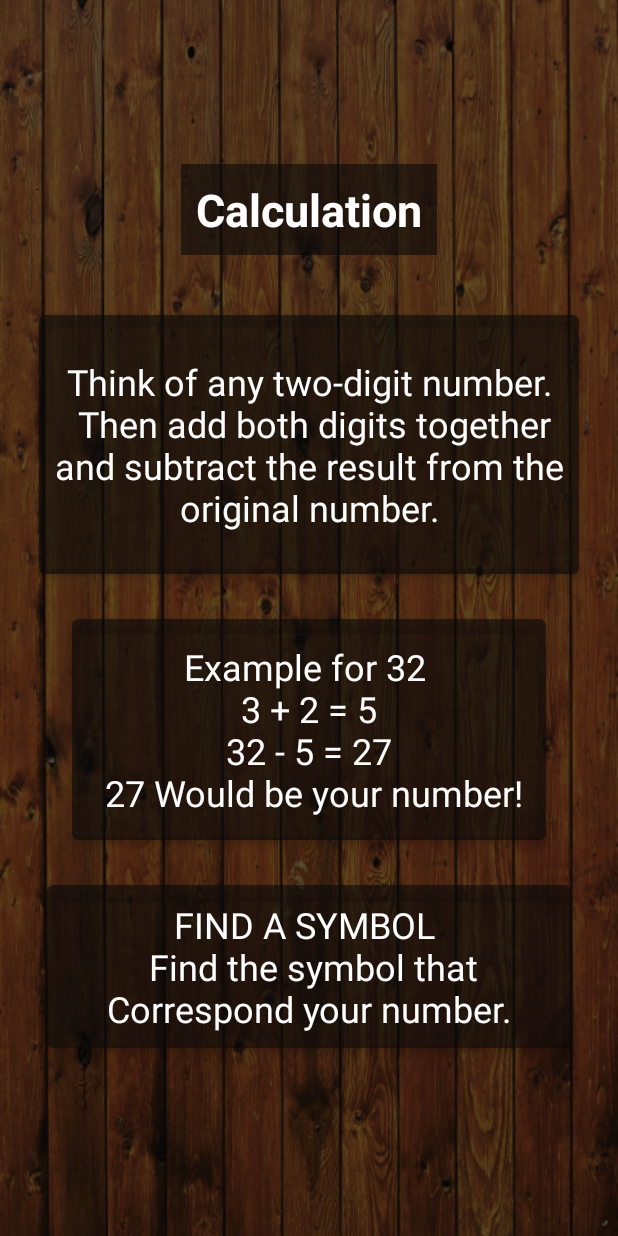
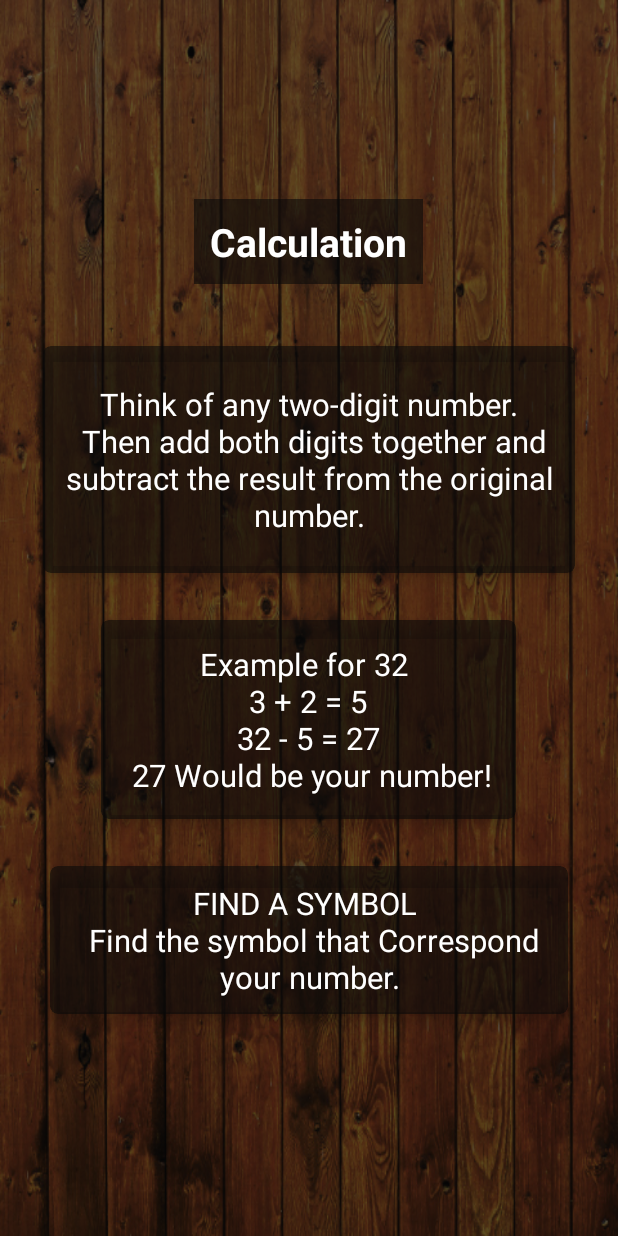
Before and after one commit to ifahimkhan/MindReading, an Android app: the layout activity_question.xml on its own in the app's theme, with its tools: preview values and no code run, on a phone screen of 412 x 824 dp. Run offline under Robolectric (Android 15) with nearby library versions, the phone set to English and light mode, and no system bars.

```diff
--- a/app/src/main/AndroidManifest.xml
+++ b/app/src/main/AndroidManifest.xml
@@ -1,6 +1,5 @@
 <?xml version="1.0" encoding="utf-8"?>
-<manifest xmlns:android="http://schemas.android.com/apk/res/android"
-    package="ml.fahimkhan.myapplication">
+<manifest xmlns:android="http://schemas.android.com/apk/res/android">
 
     <application
         android:allowBackup="true"
@@ -9,7 +8,7 @@
         android:roundIcon="@drawable/mindreader"
         android:supportsRtl="true"
         android:theme="@style/AppTheme">
-        <activity android:name=".SplashScreen">
+        <activity android:name=".SplashScreen" android:exported="true">
             <intent-filter>
                 <action android:name="android.intent.action.MAIN" />
 
--- a/app/src/main/java/ml/fahimkhan/myapplication/AnswerActivity.java
+++ b/app/src/main/java/ml/fahimkhan/myapplication/AnswerActivity.java
@@ -2,7 +2,7 @@ package ml.fahimkhan.myapplication;
 
 import android.os.Bundle;
 import android.os.Handler;
-import android.support.v7.app.AppCompatActivity;
+import androidx.appcompat.app.AppCompatActivity;
 import android.view.Menu;
 import android.view.MenuItem;
 import android.view.View;
--- a/app/src/main/java/ml/fahimkhan/myapplication/GreenAdapter.java
+++ b/app/src/main/java/ml/fahimkhan/myapplication/GreenAdapter.java
@@ -17,7 +17,7 @@ package ml.fahimkhan.myapplication;
 
 import android.app.Dialog;
 import android.content.Context;
-import android.support.v7.widget.RecyclerView;
+import androidx.recyclerview.widget.RecyclerView;
 import android.util.Log;
 import android.view.LayoutInflater;
 import android.view.View;
--- a/app/src/main/java/ml/fahimkhan/myapplication/QuestionActivity.java
+++ b/app/src/main/java/ml/fahimkhan/myapplication/QuestionActivity.java
@@ -4,9 +4,9 @@ import android.content.DialogInterface;
 import android.content.Intent;
 import android.os.Bundle;
 import android.os.Handler;
-import android.support.v7.app.AlertDialog;
-import android.support.v7.app.AppCompatActivity;
-import android.support.v7.widget.CardView;
+import androidx.appcompat.app.AlertDialog;
+import androidx.appcompat.app.AppCompatActivity;
+import androidx.cardview.widget.CardView;
 import android.view.Menu;
 import android.view.MenuItem;
 import android.view.animation.Animation;
--- a/app/src/main/java/ml/fahimkhan/myapplication/SplashScreen.java
+++ b/app/src/main/java/ml/fahimkhan/myapplication/SplashScreen.java
@@ -2,7 +2,7 @@ package ml.fahimkhan.myapplication;
 
 import android.content.Intent;
 import android.os.Bundle;
-import android.support.v7.app.AppCompatActivity;
+import androidx.appcompat.app.AppCompatActivity;
 import android.view.View;
 import android.view.animation.Animation;
 import android.view.animation.AnimationUtils;
--- a/app/src/main/res/layout/activity_question.xml
+++ b/app/src/main/res/layout/activity_question.xml
@@ -1,8 +1,9 @@
 <?xml version="1.0" encoding="utf-8"?>
-<RelativeLayout xmlns:android="http://schemas.android.com/apk/res/android"
+<ScrollView xmlns:android="http://schemas.android.com/apk/res/android"
     xmlns:app="http://schemas.android.com/apk/res-auto"
     android:layout_width="match_parent"
     android:layout_height="match_parent"
+    android:fillViewport="true"
     android:background="@mipmap/wood">
 
     <RelativeLayout
@@ -11,7 +12,7 @@
         android:background="@color/blackTransparent">
 
         <RelativeLayout
-            android:padding="16dp"
+            android:padding="@dimen/_14sdp"
             android:layout_width="match_parent"
             android:layout_height="wrap_content"
             android:layout_centerInParent="true">
@@ -22,27 +23,27 @@
                 android:layout_height="wrap_content"
                 android:layout_alignParentTop="true"
                 android:layout_centerHorizontal="true"
-                android:layout_marginBottom="20dp"
+                android:layout_marginBottom="@dimen/_16sdp"
                 android:background="@color/blackTransparent"
-                android:padding="10dp"
+                android:padding="@dimen/_8sdp"
                 android:text="Calculation"
                 android:textColor="@color/white"
-                android:textSize="30sp"
+                android:textSize="@dimen/_20sdp"
                 android:textStyle="bold" />
 
-            <android.support.v7.widget.CardView
+            <androidx.cardview.widget.CardView
                 android:id="@+id/txt2"
                 android:layout_width="match_parent"
                 android:layout_height="wrap_content"
                 android:layout_below="@+id/textView"
                 android:layout_centerHorizontal="true"
-                android:layout_marginStart="10dp"
-                android:layout_marginTop="20dp"
-                android:layout_marginEnd="10dp"
-                android:layout_marginBottom="10dp"
+                android:layout_marginStart="@dimen/_8sdp"
+                android:layout_marginTop="@dimen/_16sdp"
+                android:layout_marginEnd="@dimen/_8sdp"
+                android:layout_marginBottom="@dimen/_8sdp"
                 app:cardBackgroundColor="@color/blackTransparent"
-                app:cardCornerRadius="4dp"
-                app:cardElevation="4dp">
+                app:cardCornerRadius="@dimen/_4sdp"
+                app:cardElevation="@dimen/_4sdp">
 
                 <TextView
                     android:id="@+id/textView2"
@@ -54,22 +55,22 @@
                     android:text="\nThink of any two-digit number.\n Then add both digits together and subtract the result from the original number.\n"
                     android:textAlignment="center"
                     android:textColor="@color/white"
-                    android:textSize="24sp" />
-            </android.support.v7.widget.CardView>
+                    android:textSize="@dimen/_16sdp" />
+            </androidx.cardview.widget.CardView>
 
-            <android.support.v7.widget.CardView
+            <androidx.cardview.widget.CardView
                 android:id="@+id/cardtxt3"
                 android:layout_width="wrap_content"
                 android:layout_height="wrap_content"
                 android:layout_below="@+id/txt2"
                 android:layout_centerHorizontal="true"
-                android:layout_marginStart="10dp"
-                android:layout_marginTop="20dp"
-                android:layout_marginEnd="10dp"
-                android:layout_marginBottom="10dp"
+                android:layout_marginStart="@dimen/_8sdp"
+                android:layout_marginTop="@dimen/_16sdp"
+                android:layout_marginEnd="@dimen/_8sdp"
+                android:layout_marginBottom="@dimen/_8sdp"
                 app:cardBackgroundColor="@color/blackTransparent"
-                app:cardCornerRadius="4dp"
-                app:cardElevation="4dp">
+                app:cardCornerRadius="@dimen/_4sdp"
+                app:cardElevation="@dimen/_4sdp">
 
                 <TextView
 
@@ -78,26 +79,26 @@
                     android:layout_height="wrap_content"
                     android:layout_below="@+id/txt2"
                     android:layout_centerHorizontal="true"
-                    android:padding="15dp"
+                    android:padding="@dimen/_12sdp"
                     android:text="Example for 32 \n 3 + 2 = 5 \n 32 - 5 = 27 \n 27 Would be your number!"
                     android:textAlignment="center"
                     android:textColor="@color/white"
-                    android:textSize="24sp" />
-            </android.support.v7.widget.CardView>
+                    android:textSize="@dimen/_16sdp" />
+            </androidx.cardview.widget.CardView>
 
-            <android.support.v7.widget.CardView
+            <androidx.cardview.widget.CardView
                 android:id="@+id/cardtxt4"
                 android:layout_width="wrap_content"
                 android:layout_height="wrap_content"
                 android:layout_below="@+id/cardtxt3"
                 android:layout_centerHorizontal="true"
-                android:layout_marginStart="15dp"
-                android:layout_marginTop="20dp"
-                android:layout_marginEnd="15dp"
-                android:layout_marginBottom="15dp"
+                android:layout_marginStart="@dimen/_12sdp"
+                android:layout_marginTop="@dimen/_16sdp"
+                android:layout_marginEnd="@dimen/_12sdp"
+                android:layout_marginBottom="@dimen/_12sdp"
                 app:cardBackgroundColor="@color/blackTransparent"
-                app:cardCornerRadius="4dp"
-                app:cardElevation="4dp">
+                app:cardCornerRadius="@dimen/_4sdp"
+                app:cardElevation="@dimen/_4sdp">
 
                 <TextView
                     android:layout_width="wrap_content"
@@ -105,13 +106,13 @@
                     android:layout_below="@+id/txt3"
                     android:layout_alignStart="@+id/cardtxt4"
                     android:layout_centerHorizontal="true"
-                    android:padding="10dp"
+                    android:padding="@dimen/_8sdp"
                     android:text="FIND A SYMBOL \n Find the symbol that Correspond your number."
                     android:textAlignment="center"
                     android:textColor="@color/white"
-                    android:textSize="24sp" />
-            </android.support.v7.widget.CardView>
+                    android:textSize="@dimen/_16sdp" />
+            </androidx.cardview.widget.CardView>
 
         </RelativeLayout>
     </RelativeLayout>
-</RelativeLayout>
+</ScrollView>
--- a/build.gradle
+++ b/build.gradle
@@ -7,7 +7,7 @@ buildscript {
 
     }
     dependencies {
-        classpath 'com.android.tools.build:gradle:3.4.0'
+        classpath 'com.android.tools.build:gradle:8.1.2'
 
         // NOTE: Do not place your application dependencies here; they belong
         // in the individual module build.gradle files
--- a/gradle.properties
+++ b/gradle.properties
@@ -6,6 +6,11 @@
 # http://www.gradle.org/docs/current/userguide/build_environment.html
 # Specifies the JVM arguments used for the daemon process.
 # The setting is particularly useful for tweaking memory settings.
+android.defaults.buildfeatures.buildconfig=true
+android.enableJetifier=true
+android.nonFinalResIds=false
+android.nonTransitiveRClass=false
+android.useAndroidX=true
 org.gradle.jvmargs=-Xmx1536m
 # When configured, Gradle will run in incubating parallel mode.
 # This option should only be used with decoupled projects. More details, visit
```
Also changed, not shown: app/build.gradle (+14 -10 lines), app/src/main/java/ml/fahimkhan/myapplication/MainActivity.java (+18 -22 lines), app/src/main/res/layout/activity_main.xml (+6 -6 lines), app/src/main/res/layout/activity_splash_screen.xml (+28 -14 lines), app/src/main/res/layout/grid_number_list_item.xml (+9 -9 lines), app/src/main/res/layout/number_list_item.xml (+12 -12 lines), gradle/wrapper/gradle-wrapper.properties, 1 other file.
